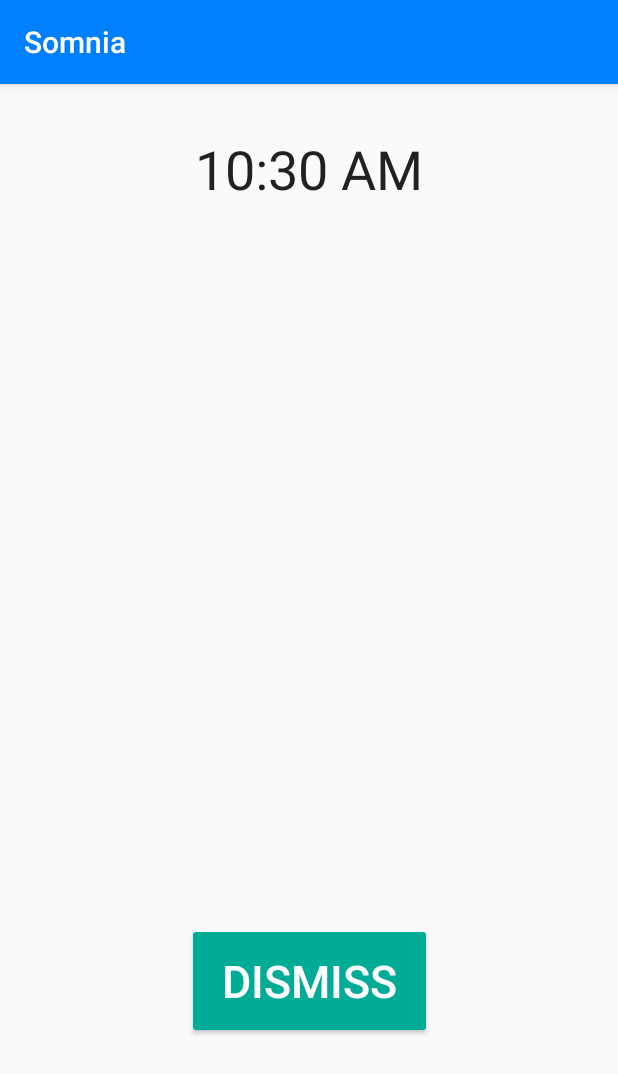
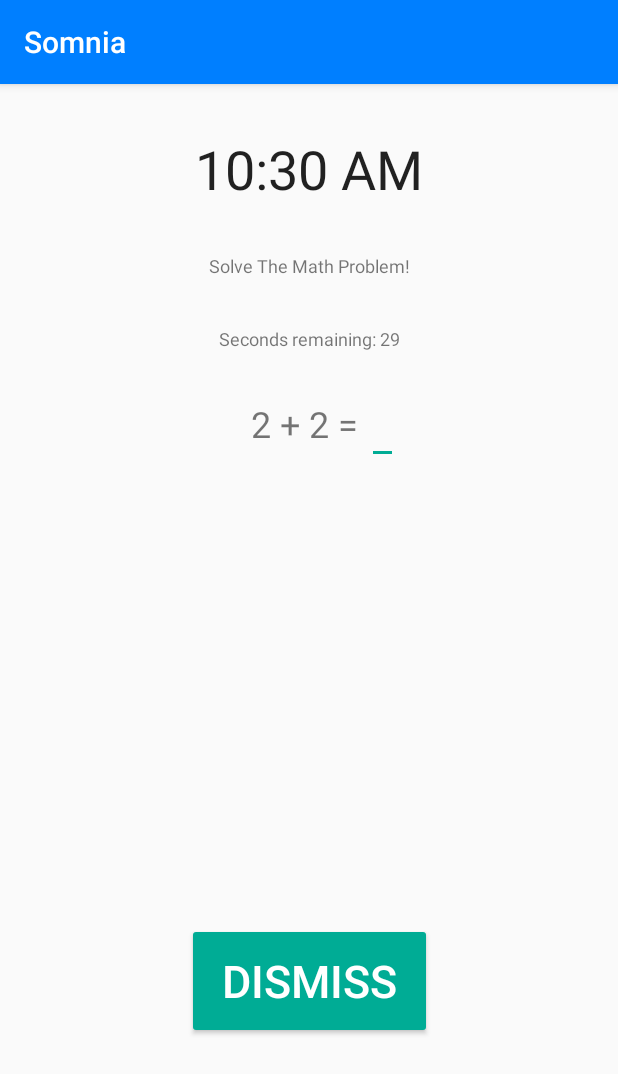
Before and after one commit to drewsb/Somnia, an Android app: the AlarmEvent screen opened directly, with no data from a screen before it, on a phone screen of 412 x 824 dp. Shown: the top 1074 px of the screen. Run offline under Robolectric (Android 15) with nearby library versions, the phone set to English and light mode, and no system bars; libraries missing offline, so code that uses them is left out: com.facebook, com.facebook.login.

Commit message:
Alarm wake up prompts math problem

```diff
--- a/app/src/main/java/com/socialarm/a350s18_5_socialalarmclock/Activity/Alarm/AlarmEvent.java
+++ b/app/src/main/java/com/socialarm/a350s18_5_socialalarmclock/Activity/Alarm/AlarmEvent.java
@@ -9,11 +9,13 @@ import android.database.Cursor;
 import android.media.MediaPlayer;
 import android.media.RingtoneManager;
 import android.net.Uri;
+import android.os.CountDownTimer;
 import android.preference.PreferenceManager;
 import android.support.v7.app.AppCompatActivity;
 import android.os.Bundle;
 import android.view.View;
 import android.widget.Button;
+import android.widget.TextView;
 import android.widget.Toast;
 
 import com.socialarm.a350s18_5_socialalarmclock.Alarm.Alarm;
@@ -70,6 +72,23 @@ public class AlarmEvent extends AppCompatActivity {
             snooze.setFocusable(false);
             snooze.setVisibility(View.INVISIBLE);
         }
+
+        // create the countdown timer thing
+        TextView countdown = (TextView) findViewById(R.id.timeRemaining);
+        new CountDownTimer(30000, 1000) {
+
+            public void onTick(long millisUntilFinished) {
+                String text = "Seconds remaining: " + millisUntilFinished / 1000;
+                countdown.setText(text);
+                //here you can have your logic to set text to edittext
+            }
+
+            public void onFinish() {
+                // do something else
+                countdown.setText("done!");
+            }
+
+        }.start();
 
         Context applicationContext = LoginActivity.getContextOfApplication();
         prefs = PreferenceManager.getDefaultSharedPreferences(applicationContext);
--- a/app/src/main/res/layout/activity_alarm_event.xml
+++ b/app/src/main/res/layout/activity_alarm_event.xml
@@ -17,6 +17,54 @@
         app:layout_constraintEnd_toEndOf="parent"
         app:layout_constraintStart_toStartOf="parent"
         app:layout_constraintTop_toTopOf="parent" />
+
+    <TextView
+        android:id="@+id/mathProblemText"
+        android:layout_width="wrap_content"
+        android:layout_height="wrap_content"
+        android:layout_marginEnd="8dp"
+        android:layout_marginStart="8dp"
+        android:layout_marginTop="32dp"
+        android:textSize="12sp"
+        android:text="Solve The Math Problem!"
+        app:layout_constraintEnd_toEndOf="parent"
+        app:layout_constraintStart_toStartOf="parent"
+        app:layout_constraintTop_toBottomOf="@id/textClock2" />
+
+    <TextView
+        android:id="@+id/timeRemaining"
+        android:layout_width="wrap_content"
+        android:layout_height="wrap_content"
+        android:layout_marginEnd="8dp"
+        android:layout_marginStart="8dp"
+        android:layout_marginTop="32dp"
+        android:textSize="12sp"
+        app:layout_constraintEnd_toEndOf="parent"
+        app:layout_constraintStart_toStartOf="parent"
+        app:layout_constraintTop_toBottomOf="@id/mathProblemText" />
+
+    <TextView
+        android:id="@+id/mathProblem"
+        android:layout_width="wrap_content"
+        android:layout_height="wrap_content"
+        android:layout_marginEnd="8dp"
+        android:layout_marginStart="8dp"
+        android:layout_marginTop="32dp"
+        android:textSize="24sp"
+        android:text="2 + 2 = "
+        app:layout_constraintStart_toStartOf="parent"
+        app:layout_constraintEnd_toEndOf="parent"
+        app:layout_constraintTop_toBottomOf="@id/timeRemaining" />
+
+    <EditText
+        android:id="@+id/answerBox"
+        android:layout_width="wrap_content"
+        android:layout_height="wrap_content"
+        android:textSize="24sp"
+        app:layout_constraintStart_toEndOf="@id/mathProblem"
+        app:layout_constraintTop_toTopOf="@id/mathProblem"
+        app:layout_constraintBottom_toBottomOf="@id/mathProblem"/>
+
 
     <Button
         android:id="@+id/dismiss_button"
```
